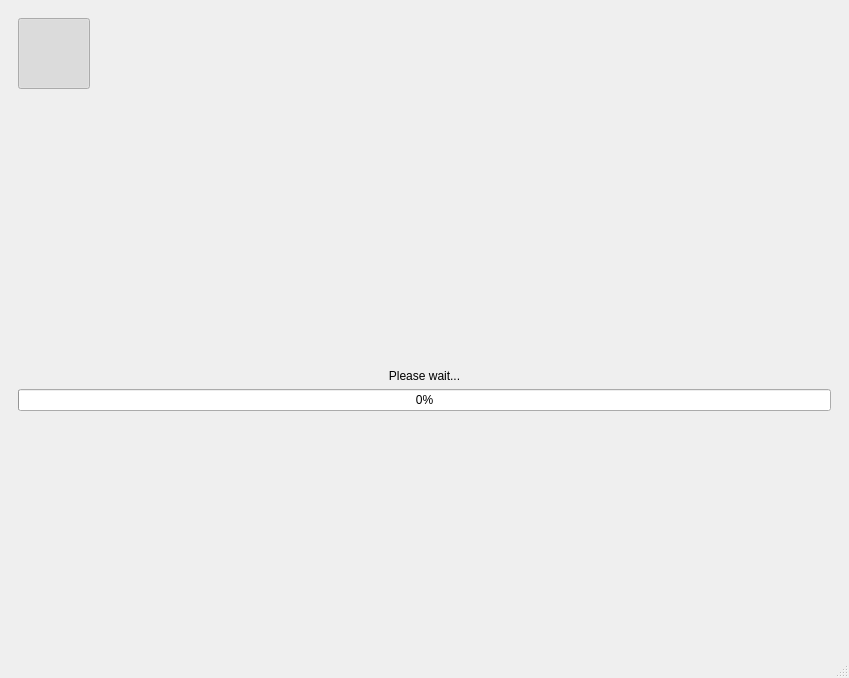
Qt form gui_files/new_main_window.ui (ELVIS-Project/vis-framework) before a commit.
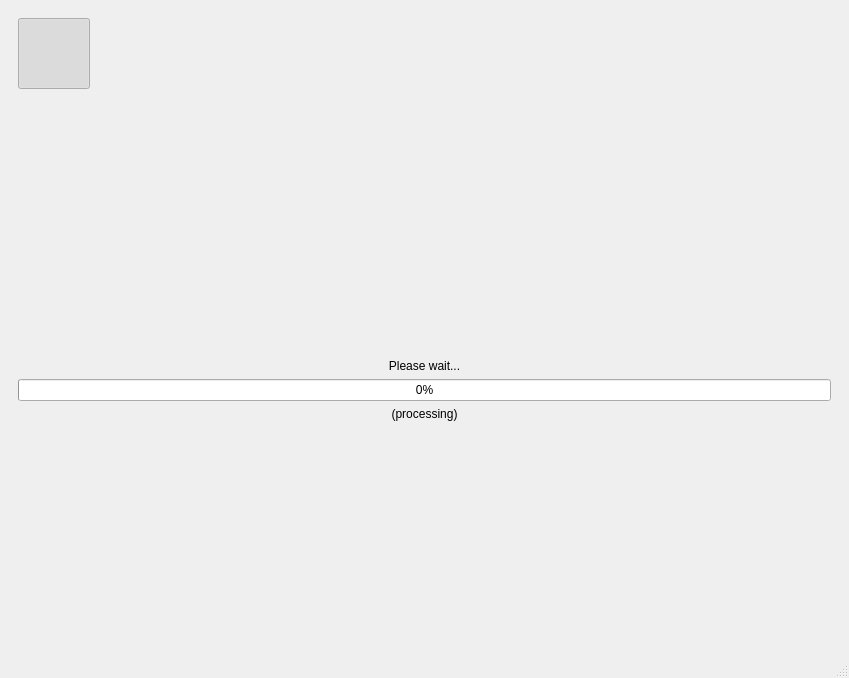
The same form after that commit. The open tabs and pages were chosen to show the change. Icons and pictures are not drawn.

Commit message:
Added QLabel to the "please wait" Page
So now it will always say "Please wait..." and in another label we can
update whatever's currently happening.

The edit to the form file:
```diff
--- a/gui_files/new_main_window.ui
+++ b/gui_files/new_main_window.ui
@@ -1092,6 +1092,16 @@
           </property>
          </widget>
         </item>
+        <item>
+         <widget class="QLabel" name="lbl_currently_processing">
+          <property name="text">
+           <string>(processing)</string>
+          </property>
+          <property name="alignment">
+           <set>Qt::AlignCenter</set>
+          </property>
+         </widget>
+        </item>
         <item>
          <spacer name="verticalSpacer_4">
           <property name="orientation">
```
Left out of the diff: 6 changed lines with no effect on the pictures. The commit also changes 1 other file.
